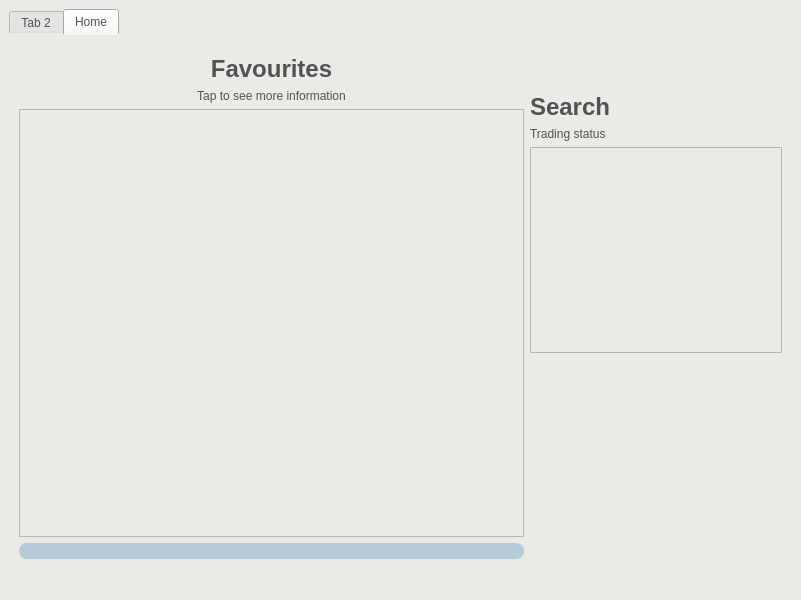
This is apps/mainwindow.ui in coolGroup2005/tinkoffsdk_qt_app as Qt 5 draws it before an edit. The edited form follows.
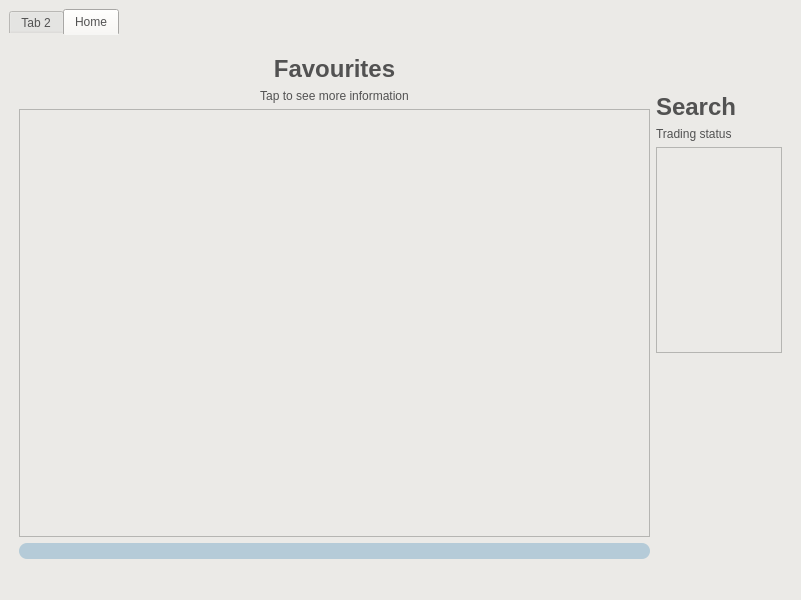
This is the edited form. The open tabs and pages were chosen to show the change.

Commit message: feels like final

What changed in the file:
```diff
--- a/apps/mainwindow.ui
+++ b/apps/mainwindow.ui
@@ -293,7 +293,7 @@
        </attribute>
        <layout class="QHBoxLayout" name="horizontalLayout">
         <item>
-         <layout class="QHBoxLayout" name="horizontalLayout_2" stretch="2,1">
+         <layout class="QHBoxLayout" name="horizontalLayout_2" stretch="5,1">
           <item>
            <layout class="QVBoxLayout" name="verticalLayout_5">
             <item>
```
Left out of the diff: 2 changed lines with no effect on the pictures.
